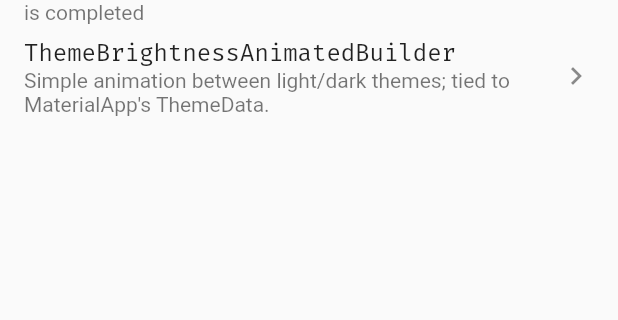
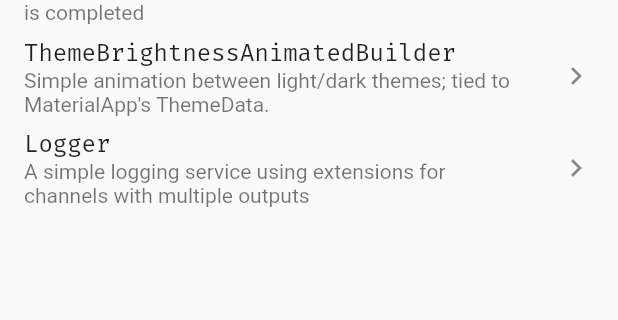
Before and after one commit to GroovinChip/bluejay, a Flutter app: the screen it shows after launch, on a phone screen of 412 x 824 dp, the part 145-465 px from its top. Run offline on Flutter 3.47's test engine with Material 2 defaults, Android fonts, the phone set to English and light mode, and no system bars; our stand-ins replace google_fonts.

Commit message:
Example refactoring, add Logger

```diff
--- a/example/lib/bluejay_gallery.dart
+++ b/example/lib/bluejay_gallery.dart
@@ -1,13 +1,17 @@
+import 'package:bluejay/bluejay.dart';
+import 'package:example/screens/logger_example.dart';
 import 'package:flutter/material.dart';
-// ignore: import_of_legacy_library_into_null_safe
-import 'package:google_fonts/google_fonts.dart';
+import 'package:provider/provider.dart';
 
-import 'defer_init_example.dart';
-import 'theme_brightness_animated_builder_example.dart';
+import 'screens/defer_init_example.dart';
+import 'screens/theme_brightness_animated_builder_example.dart';
+import 'widgets/bluejay_item_tile.dart';
 
 class BluejayGallery extends StatelessWidget {
   @override
   Widget build(BuildContext context) {
+    return Consumer<LoggingService>(
+      builder: (context, logger, child) {
         return Scaffold(
           appBar: AppBar(
             title: Text('Bluejay Gallery'),
@@ -15,36 +19,43 @@ class BluejayGallery extends StatelessWidget {
           body: ListView(
             physics: ClampingScrollPhysics(),
             children: [
-          ListTile(
-            title: Text(
-              'DeferInit',
-              style: GoogleFonts.firaCode(),
-            ),
-            subtitle: Text('Prevents UI initialization until the '
-                'provided async task is completed'),
-            trailing: Icon(Icons.chevron_right),
-            onTap: () => Navigator.of(context).push(
+              BluejayItemTile(
+                name: 'DeferInit',
+                description: 'Prevents UI initialization until the '
+                    'provided async task is completed',
+                onTap: () {
+                  logger.log('gallery', 'tapped "DeferInit"');
+                  Navigator.of(context).push(
                     MaterialPageRoute(
                       builder: (_) => DeferInitExample(),
                     ),
+                  );
+                },
               ),
-          ),
-          ListTile(
-            title: Text(
-              'ThemeBrightnessAnimatedBuilder',
-              style: GoogleFonts.firaCode(),
-            ),
-            subtitle: Text(
-                'Simple animation between light/dark themes; tied to MaterialApp\'s ThemeData.'),
-            trailing: Icon(Icons.chevron_right),
+              BluejayItemTile(
+                name: 'ThemeBrightnessAnimatedBuilder',
+                description:
+                    'Simple animation between light/dark themes; tied to MaterialApp\'s ThemeData.',
                 onTap: () => Navigator.of(context).push(
                   MaterialPageRoute(
                     builder: (_) => ThemeBrightnessAnimatedBuilderExample(),
                   ),
                 ),
               ),
+              BluejayItemTile(
+                name: 'Logger',
+                description:
+                    'A simple logging service using extensions for channels with multiple outputs',
+                onTap: () => Navigator.of(context).push(
+                  MaterialPageRoute(
+                    builder: (_) => LoggerExample(),
+                  ),
+                ),
+              ),
             ],
           ),
         );
+      },
+    );
   }
 }
--- a/example/lib/main.dart
+++ b/example/lib/main.dart
@@ -1,4 +1,6 @@
+import 'package:bluejay/bluejay.dart';
 import 'package:flutter/material.dart';
+import 'package:provider/provider.dart';
 
 import 'bluejay_colors.dart';
 import 'bluejay_gallery.dart';
@@ -12,13 +14,21 @@ void main() {
 class MyApp extends StatelessWidget {
   @override
   Widget build(BuildContext context) {
-    return MaterialApp(
-      title: 'Bluejay Gallery',
-      theme: ThemeData(
-        primarySwatch: bluejayPrimary,
-        visualDensity: VisualDensity.adaptivePlatformDensity,
+    return Provider(
+      create: (context) => LoggingService(
+        loggers: {
+          ConsoleLogger(),
+        },
       ),
-      home: BluejayGallery(),
+      child: MaterialApp(
+        title: 'Bluejay Gallery',
+        theme: ThemeData(
+          //brightness: Brightness.light,
+          primarySwatch: bluejayPrimary,
+          visualDensity: VisualDensity.adaptivePlatformDensity,
+        ),
+        home: BluejayGallery(),
+      ),
     );
   }
 }
--- /dev/null
+++ b/example/lib/widgets/bluejay_item_tile.dart
@@ -0,0 +1,28 @@
+import 'package:flutter/material.dart';
+import 'package:google_fonts/google_fonts.dart';
+
+class BluejayItemTile extends StatelessWidget {
+  const BluejayItemTile({
+    Key? key,
+    required this.name,
+    required this.description,
+    required this.onTap,
+  }) : super(key: key);
+
+  final String name;
+  final String description;
+  final VoidCallback onTap;
+
+  @override
+  Widget build(BuildContext context) {
+    return ListTile(
+      title: Text(
+        name,
+        style: GoogleFonts.firaCode(),
+      ),
+      subtitle: Text(description),
+      trailing: Icon(Icons.chevron_right),
+      onTap: onTap,
+    );
+  }
+}
--- a/example/pubspec.yaml
+++ b/example/pubspec.yaml
@@ -18,7 +18,7 @@ dependencies:
   provider: ^5.0.0
   rxdart: ^0.26.0
   shared_preferences: ^2.0.5
-  url_launcher: ^5.7.10
+  url_launcher: ^6.0.3
 
 dev_dependencies:
   flutter_test:
--- a/lib/bluejay.dart
+++ b/lib/bluejay.dart
@@ -5,3 +5,4 @@ library bluejay;
 export 'src/widgets/defer_init.dart';
 export 'src/widgets/theme_brightness_animated_builder.dart';
 export 'src/extensions/extensions.dart';
+export 'src/logging/logger.dart';
--- a/pubspec.yaml
+++ b/pubspec.yaml
@@ -14,6 +14,8 @@ dependencies:
   flutter:
     sdk: flutter
 
+  http: ^0.13.1
+
 dev_dependencies:
   test:
   flutter_test:
```
Also changed, not shown: example/lib/screens/defer_init_example.dart (renamed from example/lib/defer_init_example.dart, +8 -12 lines), example/lib/screens/logger_example.dart (added, +35 -0 lines), example/lib/screens/theme_brightness_animated_builder_example.dart (renamed from example/lib/theme_brightness_animated_builder_example.dart, +7 -14 lines), example/lib/widgets/author_button.dart (added, +34 -0 lines), example/lib/widgets/info_dialog.dart (renamed from example/lib/info_dialog.dart, +3 -8 lines), lib/src/logging/logger.dart (added, +75 -0 lines). Lines whose indentation alone changed are shown as unchanged.
